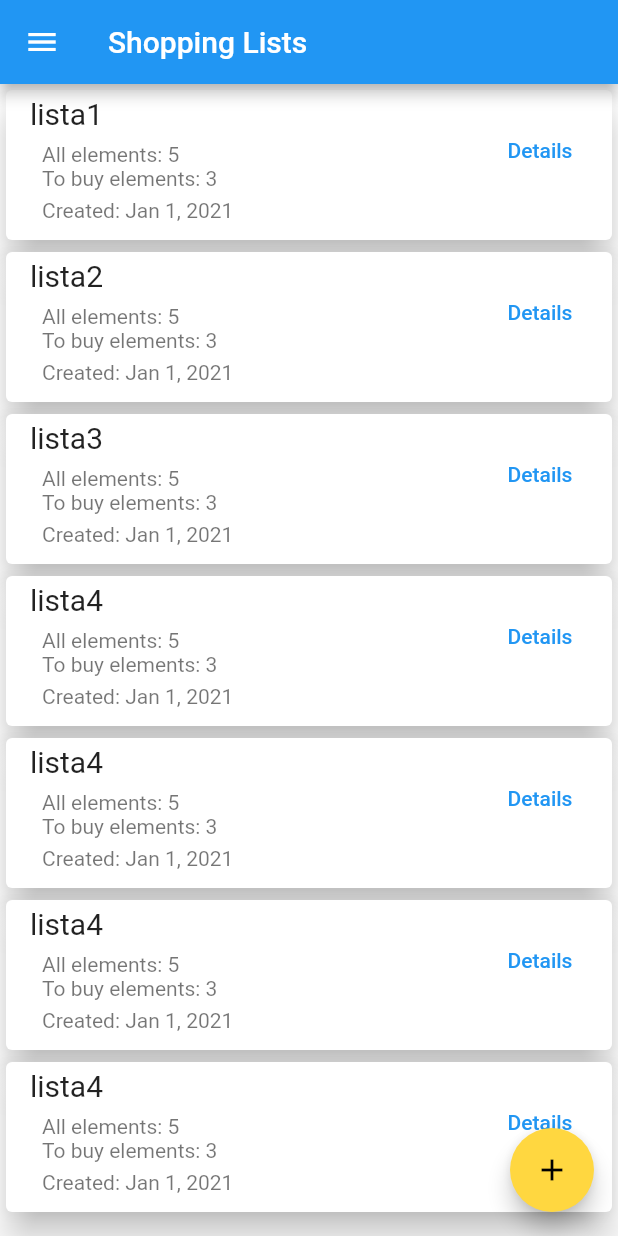
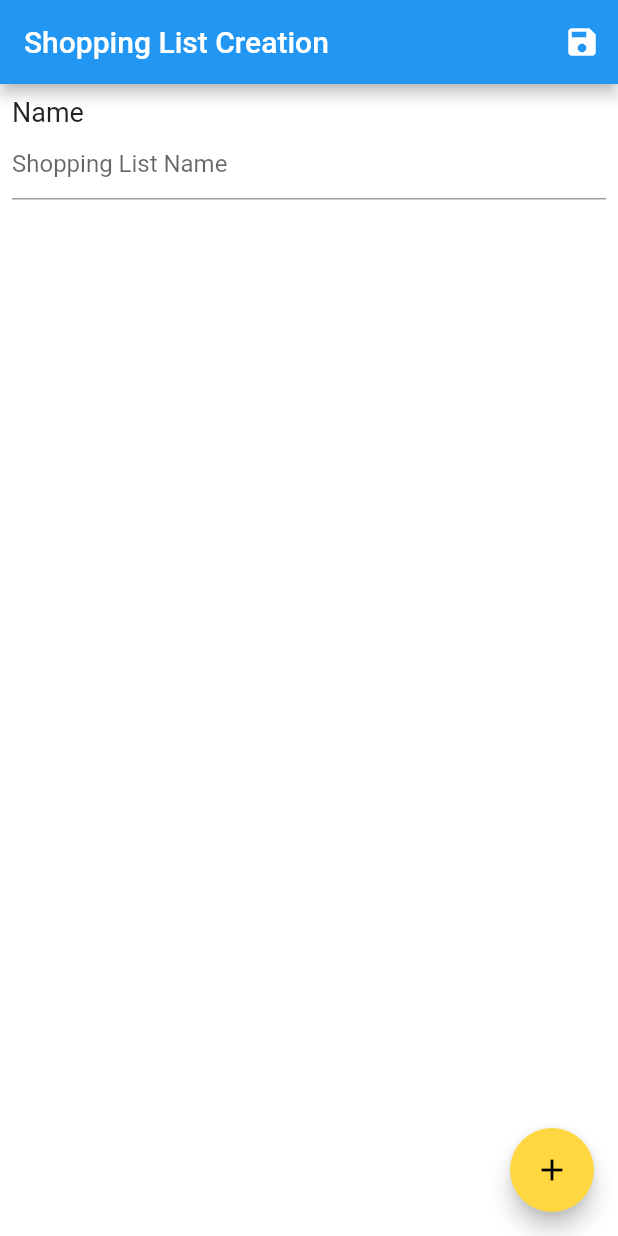
Before and after one commit to paolo21d/SweetLife-mobile-app, a Flutter app: the screen it shows after launch, on a phone screen of 412 x 824 dp. Run offline on Flutter 3.47's test engine with Material 2 defaults, Android fonts, the phone set to English and light mode, and no system bars; our stand-ins replace carousel_slider, image_picker.

Commit message:
Created ShoppingListCreation screen

```diff
--- a/lib/main.dart
+++ b/lib/main.dart
@@ -1,6 +1,5 @@
 import 'package:SweetLife/model/recipe_description.dart';
-import 'package:SweetLife/shopping_list/screens/shopping_list_details.dart';
-import 'package:SweetLife/shopping_list/screens/shopping_list_overview.dart';
+import 'package:SweetLife/shopping_list/screens/shopping_list_creation.dart';
 import 'package:flutter/material.dart';
 
 void main() {
@@ -53,7 +52,8 @@ class SweetLifeApp extends StatelessWidget {
       // home: RecipeDetails(),
       // home: RecipeCreation(),
       // home: RecipeSearch(recDesc),
-      home: ShoppingListOverview(),
+      // home: ShoppingListOverview(),
+      home: ShoppingListCreation(),
       // home: ShoppingListDetails(),
     );
   }
--- /dev/null
+++ b/lib/shopping_list/screens/shopping_list_creation.dart
@@ -0,0 +1,207 @@
+import 'package:SweetLife/model/ingredient.dart';
+import 'package:SweetLife/model/shopping_list_element.dart';
+import 'package:SweetLife/model/unit.dart';
+import 'package:flutter/material.dart';
+
+class ShoppingListCreation extends StatefulWidget {
+  ShoppingListCreation({Key key}) : super(key: key);
+
+  @override
+  _ShoppingListCreationState createState() => _ShoppingListCreationState();
+}
+
+class _ShoppingListCreationState extends State<ShoppingListCreation> {
+  bool _isInited = false;
+  TextEditingController _shoppingListNameController = TextEditingController();
+  List<ShoppingListElement> ingredients;
+
+  TextEditingController _ingredientCreationAmountController =
+      TextEditingController();
+  String choosedIngredientName;
+  String choosedUnitName;
+
+  //      MOCKS!!
+  List<Ingredient> availableIngredients = [
+    Ingredient(1, "ing1"),
+    Ingredient(2, "ing2"),
+    Ingredient(3, "ing3"),
+    Ingredient(4, "ing4"),
+  ];
+  List<Unit> availableUnits = [
+    Unit(1, "Unit1"),
+    Unit(2, "Unit2"),
+    Unit(3, "Unit3"),
+    Unit(4, "Unit4"),
+  ];
+
+  @override
+  void didChangeDependencies() {
+    if (!_isInited) {
+      ingredients = <ShoppingListElement>[];
+      _isInited = true;
+    }
+    super.didChangeDependencies();
+  }
+
+  @override
+  Widget build(BuildContext context) {
+    return Scaffold(
+      appBar: AppBar(
+        title: Text("Shopping List Creation"),
+        actions: [
+          IconButton(
+              icon: Icon(Icons.save),
+              onPressed: () {
+                //TODO implement saving
+              }),
+        ],
+      ),
+      body: SingleChildScrollView(
+        child: Column(
+          crossAxisAlignment: CrossAxisAlignment.start,
+          children: [
+            Padding(
+              padding: const EdgeInsets.all(8.0),
+              child: Wrap(
+                children: [
+                  Text(
+                    "Name",
+                    style: TextStyle(fontSize: 18),
+                  ),
+                  TextField(
+                      controller: _shoppingListNameController,
+                      decoration:
+                          InputDecoration(hintText: "Shopping List Name")),
+                ],
+              ),
+            ),
+            ...ingredients.map((element) {
+              return Card(
+                child: ListTile(
+                  title: Text(element.ingredient.name),
+                  subtitle: Text("${element.amount} ${element.unit.name}"),
+                  trailing: IconButton(
+                    icon: Icon(Icons.delete),
+                    onPressed: () {
+                      setState(() {
+                        ingredients.remove(element);
+                      });
+                    },
+                  ),
+                ),
+              );
+            }),
+          ],
+        ),
+      ),
+      floatingActionButton: FloatingActionButton(
+        onPressed: () => _addIngredient(context),
+        child: Icon(Icons.add),
+        backgroundColor: Theme.of(context).accentColor,
+      ),
+    );
+  }
+
+  Ingredient _getIngredientByName(String ingredientName) {
+    return availableIngredients
+        .firstWhere((element) => element.name == ingredientName);
+  }
+
+  Unit _getUnitByName(String unitName) {
+    return availableUnits.firstWhere((element) => element.name == unitName);
+  }
+
+  _addIngredient(BuildContext context) async {
+    setState(() {
+      choosedIngredientName = availableIngredients[0].name;
+      choosedUnitName = availableUnits[0].name;
+      _ingredientCreationAmountController.clear();
+    });
+
+    final result = await showDialog(
+      context: context,
+      builder: (ctx) => AlertDialog(
+        title: Text("Add ingredient"),
+        content: StatefulBuilder(
+          builder: (BuildContext context, StateSetter setState) {
+            return Column(
+              crossAxisAlignment: CrossAxisAlignment.start,
+              mainAxisSize: MainAxisSize.min,
+              children: [
+                // ingredient
+                Text("Ingredient:"),
+                DropdownButton(
+                  value: choosedIngredientName,
+                  items: availableIngredients.map((ingredient) {
+                    return new DropdownMenuItem(
+                      value: ingredient.name,
+                      child: Text(ingredient.name),
+                    );
+                  }).toList(),
+                  onChanged: (String newValue) {
+                    setState(() {
+                      choosedIngredientName = newValue;
+                    });
+                  },
+                  isExpanded: true,
+                ),
+                // unit
+                SizedBox(
+                  height: 10,
+                ),
+                Text("Unit:"),
+                DropdownButton(
+                  value: choosedUnitName,
+                  items: availableUnits.map((unit) {
+                    return DropdownMenuItem(
+                      value: unit.name,
+                      child: Text(unit.name),
+                    );
+                  }).toList(),
+                  onChanged: (String newValue) {
+                    setState(() {
+                      choosedUnitName = newValue;
+                    });
+                  },
+                  isExpanded: true,
+                ),
+                //amount
+                SizedBox(
+                  height: 10,
+                ),
+                Text("Amount:"),
+                TextField(
+                  controller: _ingredientCreationAmountController,
+                  decoration: InputDecoration(hintText: "Amount"),
+                  keyboardType: TextInputType.number,
+                ),
+              ],
+            );
+          },
+        ),
+        actions: [
+          FlatButton(
+              onPressed: () => Navigator.of(ctx).pop(true),
+              child: Text("Save")),
+          FlatButton(
+              onPressed: () => Navigator.of(ctx).pop(false),
+              child: Text("Cancel")),
+        ],
+      ),
+    );
+
+    setState(() {
+      if (result) {
+        Ingredient ingredient = _getIngredientByName(choosedIngredientName);
+        Unit unit = _getUnitByName(choosedUnitName);
+        double amount =
+            double.parse(_ingredientCreationAmountController.value.text);
+        ingredients
+            .add(ShoppingListElement(null, amount, ingredient, unit, true));
+      }
+      choosedIngredientName = availableIngredients[0].name;
+      choosedUnitName = availableUnits[0].name;
+      _ingredientCreationAmountController.clear();
+    });
+  }
+}
```
